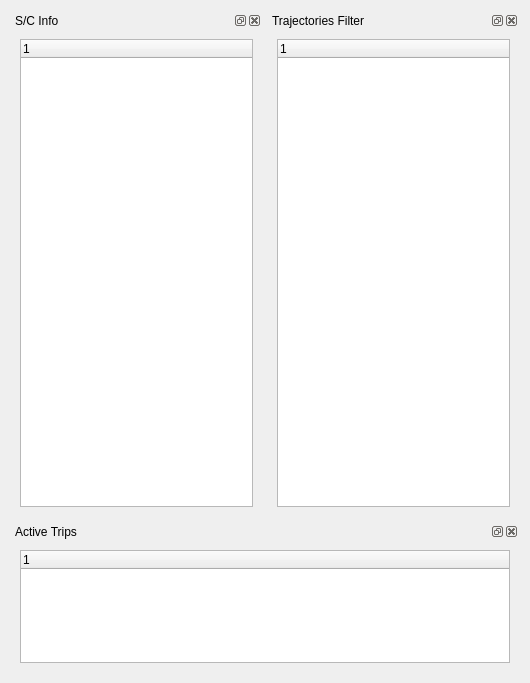
jorialand/sonet_tfm_horia, file src/sonet_canvas.ui: the form before one commit.
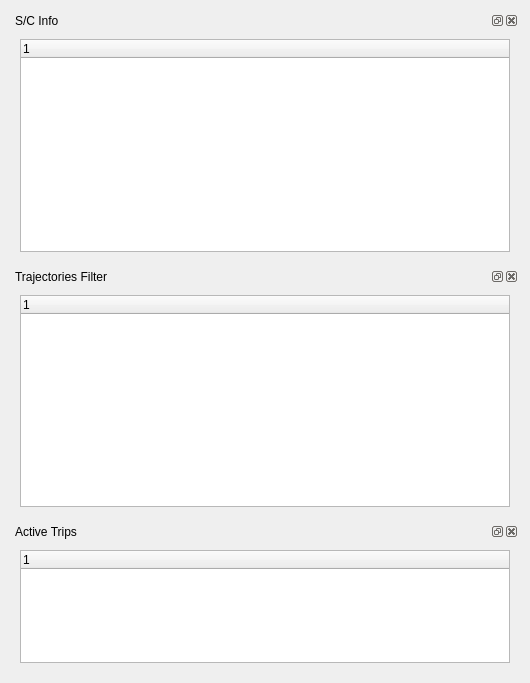
The form after the commit.

```diff
--- a/src/sonet_canvas.ui
+++ b/src/sonet_canvas.ui
@@ -19,8 +19,8 @@
   <property name="windowTitle">
    <string>SONet Mars Mission Viewer</string>
   </property>
-  <layout class="QGridLayout" name="gridLayout">
-   <item row="0" column="0">
+  <layout class="QVBoxLayout" name="verticalLayout_2">
+   <item>
     <widget class="QDockWidget" name="dockw_sc_info">
      <property name="minimumSize">
       <size>
@@ -58,7 +58,7 @@
      </widget>
     </widget>
    </item>
-   <item row="0" column="1">
+   <item>
     <widget class="QDockWidget" name="dockw_trajectories_filter">
      <property name="minimumSize">
       <size>
@@ -96,7 +96,7 @@
      </widget>
     </widget>
    </item>
-   <item row="2" column="0" colspan="2">
+   <item>
     <widget class="QDockWidget" name="dockw_active_trips">
      <property name="maximumSize">
       <size>
```
